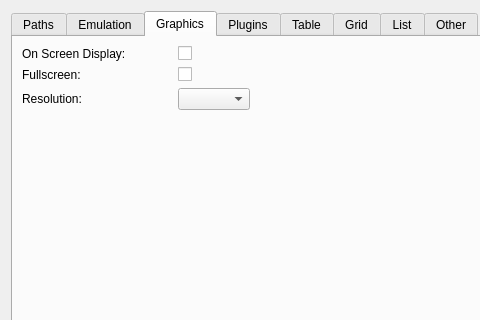
Old version of the form src/dialogs/settingsdialog.ui in the repository LankSkywalker/LankSkywalker.github.ioQ; both pictures show x 0 to 480 and y 0 to 320 of the 600 by 600 pixel window.
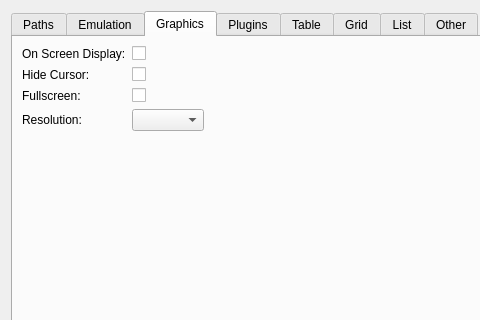
New version of the form. The open tabs and pages were chosen to show the change.

Commit message: Add "hide cursor" option

What changed in the file:
```diff
--- a/src/dialogs/settingsdialog.ui
+++ b/src/dialogs/settingsdialog.ui
@@ -259,7 +259,7 @@
       </attribute>
       <layout class="QGridLayout" name="gridLayout_10">
        <item row="0" column="0">
-        <layout class="QGridLayout" name="graphicsLayout" columnminimumwidth="150,0">
+        <layout class="QGridLayout" name="graphicsLayout">
          <property name="topMargin">
           <number>0</number>
          </property>
@@ -270,14 +270,14 @@
            </property>
           </widget>
          </item>
-         <item row="1" column="0">
+         <item row="2" column="0">
           <widget class="QLabel" name="fullscreenLabel">
            <property name="text">
             <string>Fullscreen:</string>
            </property>
           </widget>
          </item>
-         <item row="2" column="0">
+         <item row="3" column="0">
           <widget class="QLabel" name="resolutionLabel">
            <property name="text">
             <string>Resolution:</string>
@@ -291,14 +291,14 @@
            </property>
           </widget>
          </item>
-         <item row="1" column="1">
-          <widget class="QCheckBox" name="fullscreenOption">
-           <property name="text">
-            <string/>
-           </property>
-          </widget>
-         </item>
          <item row="2" column="1">
+          <widget class="QCheckBox" name="fullscreenOption">
+           <property name="text">
+            <string/>
+           </property>
+          </widget>
+         </item>
+         <item row="3" column="1">
           <widget class="QComboBox" name="resolutionBox">
            <property name="maximumSize">
             <size>
@@ -308,6 +308,20 @@
            </property>
           </widget>
          </item>
+         <item row="1" column="0">
+          <widget class="QLabel" name="label">
+           <property name="text">
+            <string>Hide Cursor:</string>
+           </property>
+          </widget>
+         </item>
+         <item row="1" column="1">
+          <widget class="QCheckBox" name="hideCursorOption">
+           <property name="text">
+            <string/>
+           </property>
+          </widget>
+         </item>
         </layout>
        </item>
        <item row="1" column="0">
```
Left out of the diff: 54 changed lines with no effect on the pictures. The commit also changes 2 other files.
